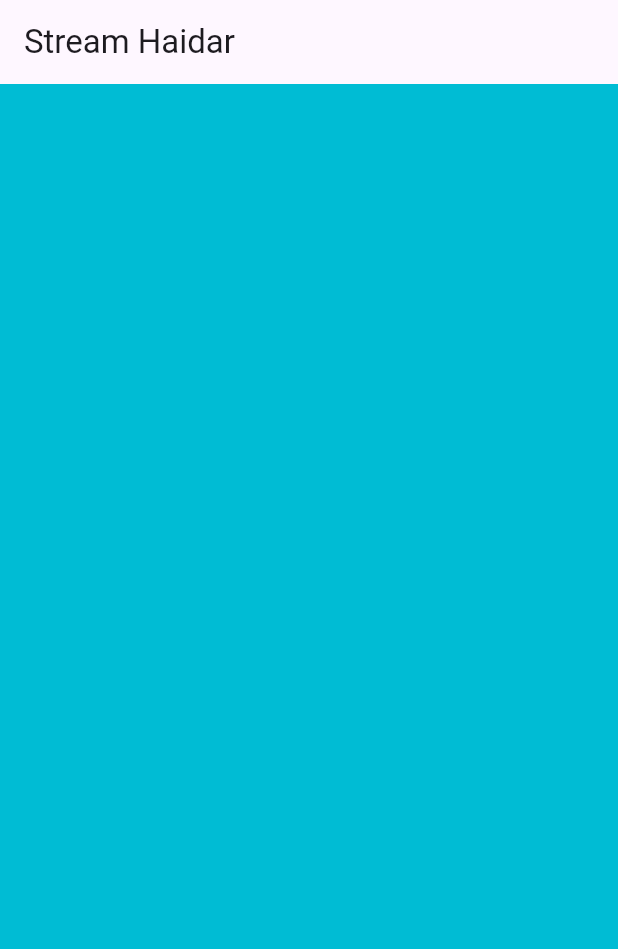
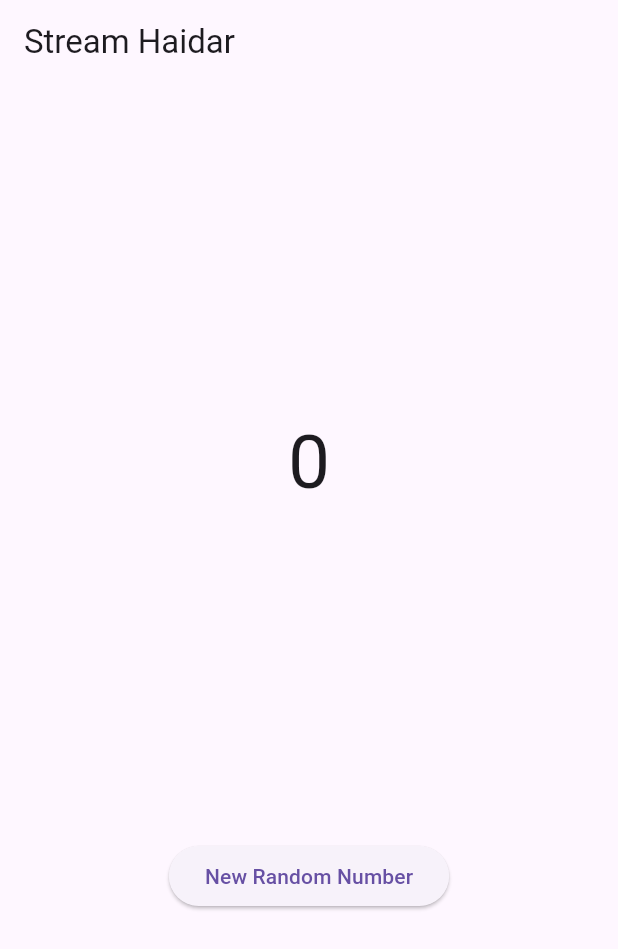
Before and after one commit to Haidarly2/09-2241720258-Pertemuan-12, a Flutter app: the screen it shows after launch, on a phone screen of 412 x 824 dp. Shown: the top 949 px of the screen. Run offline on Flutter 3.47's test engine with Material 3 defaults, Android fonts, the phone set to English and light mode, and no system bars.

Commit message:
commit W12: Jawaban Soal 6

```diff
--- a/stream_haidar/lib/main.dart
+++ b/stream_haidar/lib/main.dart
@@ -1,7 +1,9 @@
 import 'package:flutter/material.dart';
 import 'stream.dart';
+import 'dart:async';
+import 'dart:math';
 
-void main(){
+void main() {
   runApp(const MyApp());
 }
 
@@ -30,6 +32,9 @@
 class _StreamHomePageState extends State<StreamHomePage> {
   Color bgColor = Colors.blueGrey;
   late ColorStream colorStream;
+  int lastNumber = 0;
+  late NumberStream numberStream;
+  late StreamController numberStreamController;
 
   void changeColor() async {
     // await for (Color eventColor in colorStream.getColors()) {
@@ -47,9 +52,16 @@
   @override
   void initState() {
     // TODO: implement initState
+    numberStream = NumberStream();
+    numberStreamController = numberStream.controller;
+    Stream stream = numberStreamController.stream;
+
+    stream.listen((event) {
+      setState(() {
+        lastNumber = event;
+      });
+    });
     super.initState();
-    colorStream = ColorStream();
-    changeColor();
   }
 
   @override
@@ -58,11 +70,33 @@
       appBar: AppBar(
         title: const Text('Stream Haidar'),
       ),
-      body: Container(
-        decoration: BoxDecoration(
-          color: bgColor,
+      body: SizedBox(
+        width: double.infinity,
+        child: Column(
+          mainAxisAlignment: MainAxisAlignment.spaceEvenly,
+          crossAxisAlignment: CrossAxisAlignment.center,
+          children: [
+            Text(lastNumber.toString(), style: const TextStyle(fontSize: 50)),
+            ElevatedButton(
+              onPressed: () => addRandomNumber(),
+              child: const Text('New Random Number'),
+            ),
+          ],
         ),
-      ),
+      )
     );
   }
+
+  @override
+  void dispose() {
+    // TODO: implement dispose
+    numberStreamController.close();
+    super.dispose();
+  }
+
+  void addRandomNumber() {
+    Random random = Random();
+    int myNum = random.nextInt(10);
+    numberStream.addNumberToSink(myNum);
+  }
 }
--- a/stream_haidar/lib/stream.dart
+++ b/stream_haidar/lib/stream.dart
@@ -1,4 +1,5 @@
 import 'package:flutter/material.dart';
+import 'dart:async';
 
 class ColorStream {
   final List<Color> colors = [
@@ -21,3 +22,19 @@
     });
   }
 }
+
+class NumberStream {
+  final StreamController<int> controller = StreamController<int>();
+
+  void addNumberToSink(int newNumber) {
+    controller.sink.add(newNumber);
+  }
+
+  close() {
+    controller.close();
+  }
+
+  // addError() {
+  //   controller.sink.addError('Error');
+  // }
+}
```
Also changed, not shown: 1 other file.
